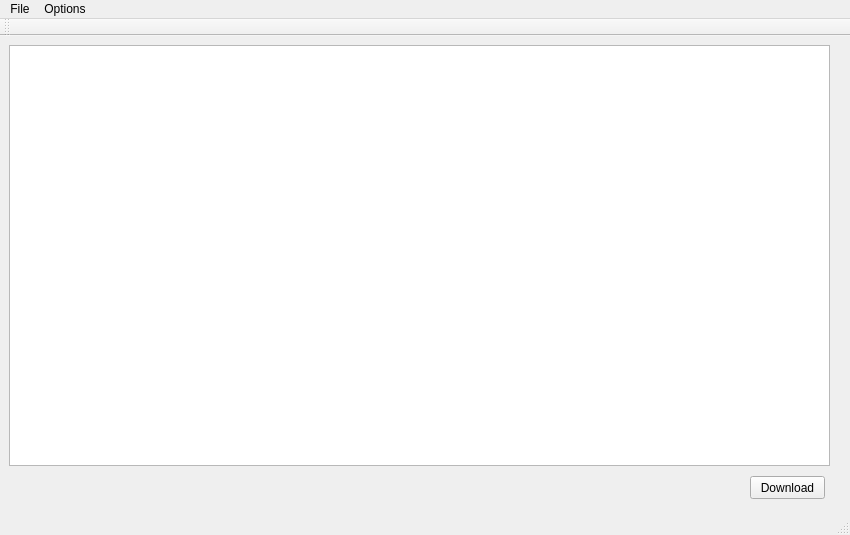
tranter/qt-google-drive, file mainwindow.ui: the form before one commit.
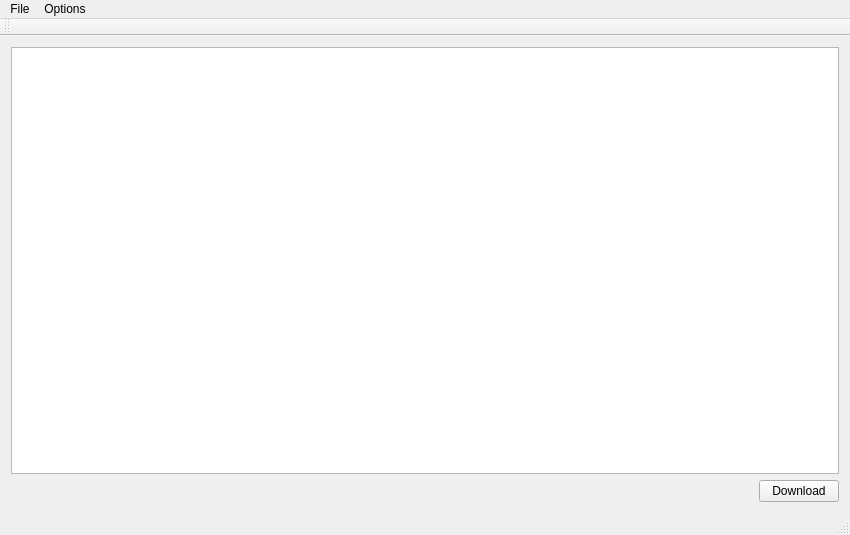
The form after the commit.

Commit message: Small adjustment in UI file - added layout.

Patch:
```diff
--- a/mainwindow.ui
+++ b/mainwindow.ui
@@ -20,15 +20,9 @@
    <bool>false</bool>
   </property>
   <widget class="QWidget" name="centralWidget">
+   <layout class="QGridLayout" name="gridLayout">
+    <item row="0" column="0">
    <widget class="QTreeView" name="discTreeView">
-    <property name="geometry">
-     <rect>
-      <x>9</x>
-      <y>9</y>
-      <width>821</width>
-      <height>421</height>
-     </rect>
-    </property>
     <property name="locale">
      <locale language="English" country="UnitedStates"/>
     </property>
@@ -51,19 +45,32 @@
      <bool>true</bool>
     </attribute>
    </widget>
+    </item>
+    <item row="1" column="0">
+     <layout class="QHBoxLayout" name="horizontalLayout">
+      <item>
+       <spacer name="horizontalSpacer">
+        <property name="orientation">
+         <enum>Qt::Horizontal</enum>
+        </property>
+        <property name="sizeHint" stdset="0">
+         <size>
+          <width>40</width>
+          <height>20</height>
+         </size>
+        </property>
+       </spacer>
+      </item>
+      <item>
    <widget class="QPushButton" name="downloadButton">
-    <property name="geometry">
-     <rect>
-      <x>750</x>
-      <y>440</y>
-      <width>75</width>
-      <height>23</height>
-     </rect>
-    </property>
     <property name="text">
      <string>Download</string>
     </property>
    </widget>
+      </item>
+     </layout>
+    </item>
+   </layout>
   </widget>
   <widget class="QMenuBar" name="menuBar">
    <property name="geometry">
```
Left out of the diff: 2 changed lines with no effect on the pictures. Lines whose indentation alone changed are shown as unchanged.
